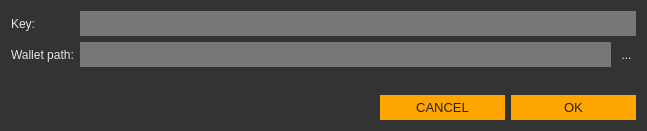
This is src/gui/ui/importkeydialog.ui in ConcealNetwork/conceal-desktop as Qt 5 draws it before an edit. The edited form follows.
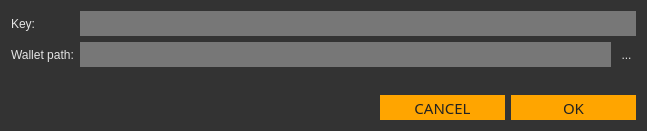
This is the edited form.

What changed in the file:
```diff
--- a/src/gui/ui/importkeydialog.ui
+++ b/src/gui/ui/importkeydialog.ui
@@ -135,8 +135,8 @@
        </property>
        <property name="font">
         <font>
-         <family>Arial</family>
-         <pointsize>10</pointsize>
+         <family>Oswald</family>
+         <pointsize>11</pointsize>
         </font>
        </property>
        <property name="styleSheet">
@@ -157,8 +157,8 @@
        </property>
        <property name="font">
         <font>
-         <family>Arial</family>
-         <pointsize>10</pointsize>
+         <family>Oswald</family>
+         <pointsize>11</pointsize>
         </font>
        </property>
        <property name="styleSheet">
```
